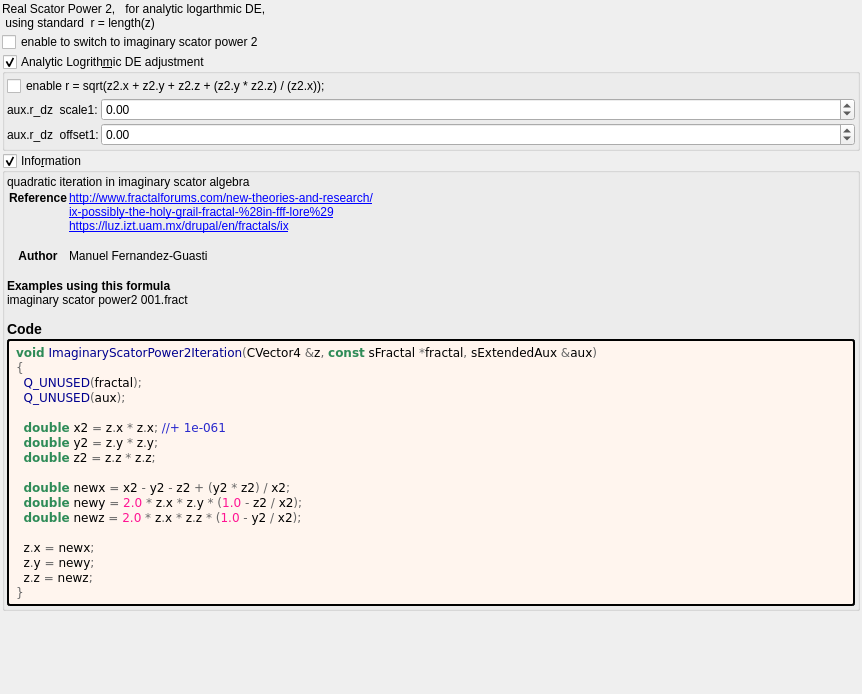
The window that mandelbulber2/formula/ui/scator_power2_stdR.ui (buddhi1980/mandelbulber2) describes before a commit, drawn with Qt 5.
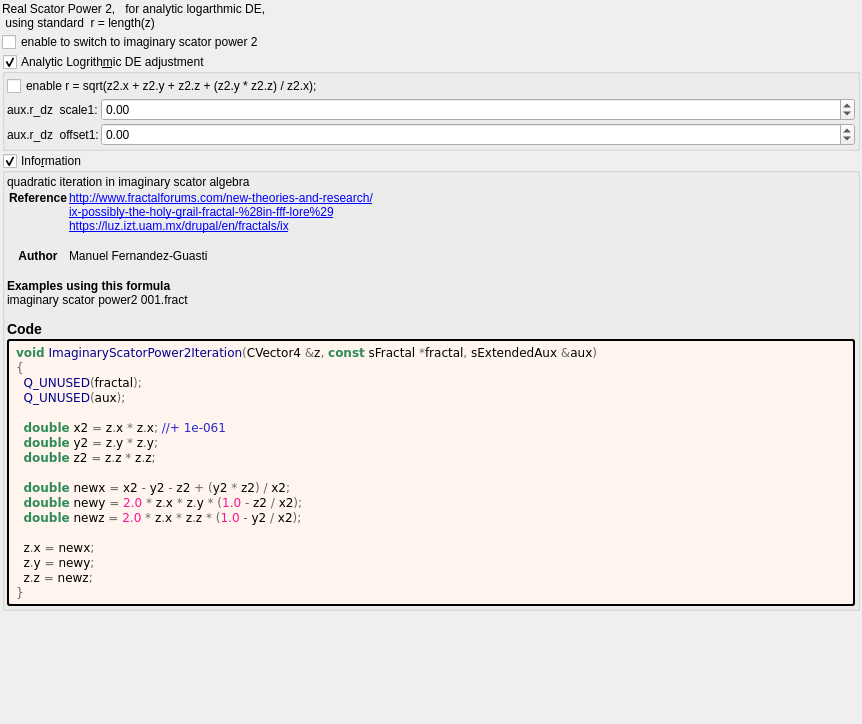
The same window after the commit. Custom widgets are drawn as their Qt base class.

The edit to the form file:
```diff
--- a/mandelbulber2/formula/ui/scator_power2_stdR.ui
+++ b/mandelbulber2/formula/ui/scator_power2_stdR.ui
@@ -7,7 +7,7 @@
     <x>0</x>
     <y>0</y>
     <width>862</width>
-    <height>694</height>
+    <height>724</height>
    </rect>
   </property>
   <property name="windowTitle">
@@ -74,7 +74,7 @@
       <item>
        <widget class="QCheckBox" name="checkBox_transf_function_enabledX_false">
         <property name="text">
-         <string notr="true">enable r = sqrt(z2.x + z2.y + z2.z + (z2.y * z2.z) / (z2.x));</string>
+         <string notr="true">enable r = sqrt(z2.x + z2.y + z2.z + (z2.y * z2.z) / z2.x);</string>
         </property>
        </widget>
       </item>
```
